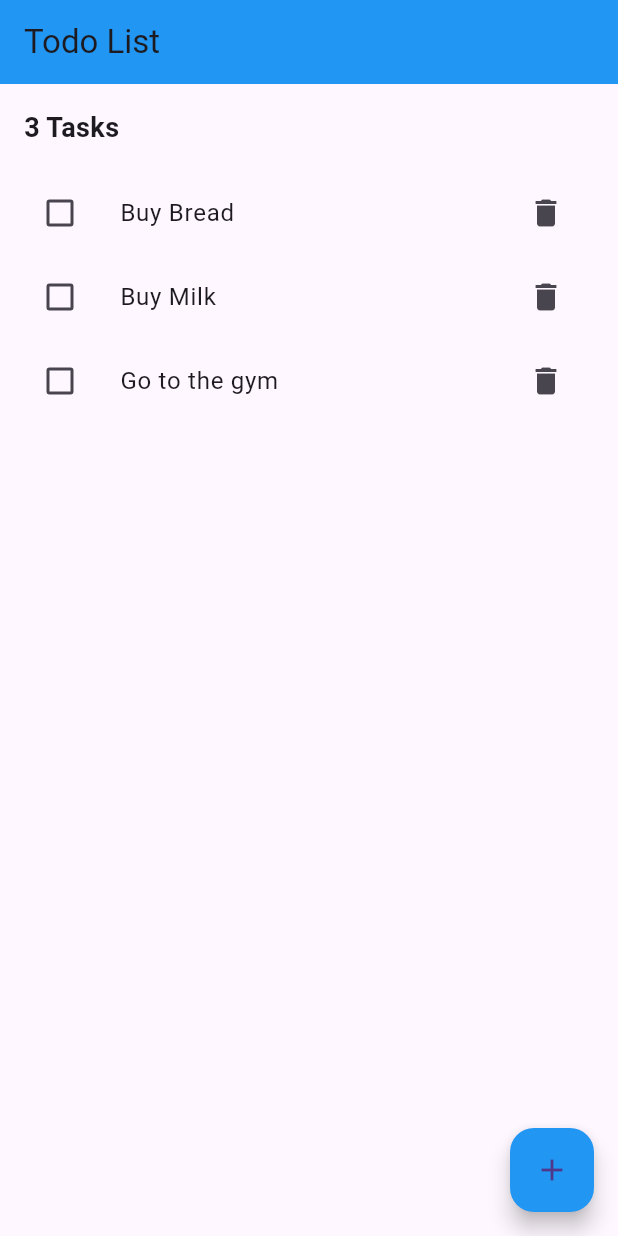
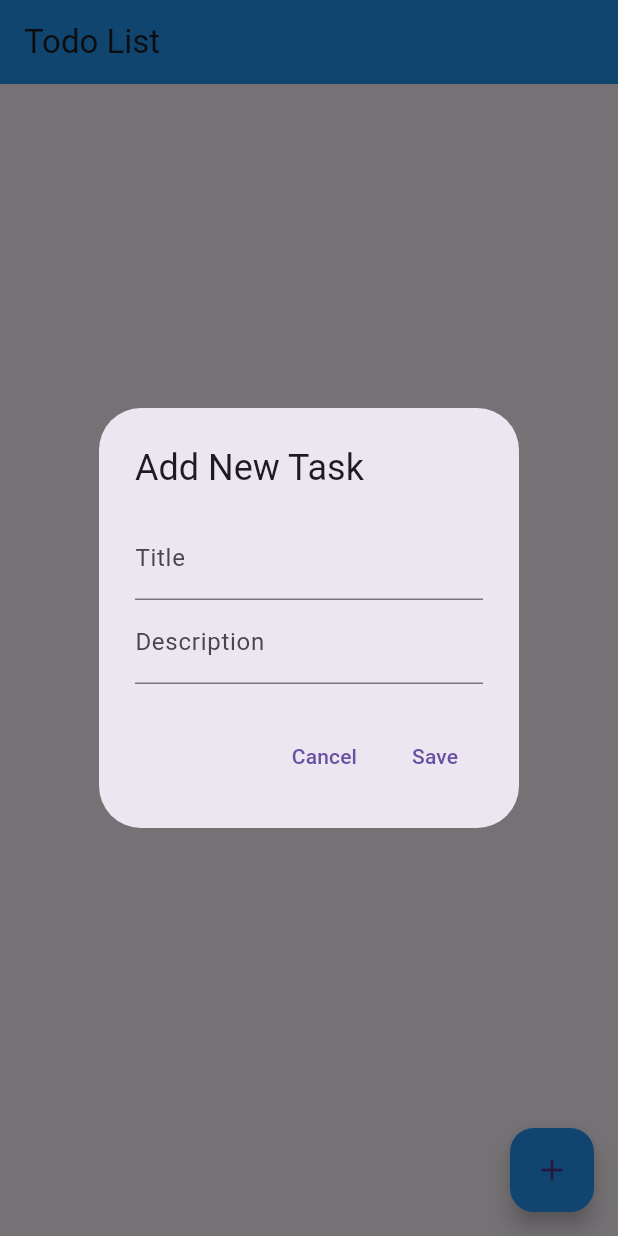
Before and after one commit to leyulunna/flutter_task-app, a Flutter app: the screen it shows after launch, after a tap on the "add" icon, on a phone screen of 412 x 824 dp. Run offline on Flutter 3.47's test engine with Material 3 defaults, Android fonts, the phone set to English and light mode, and no system bars; our stand-ins replace sqflite; accounts and stored records are empty.

Commit message:
Add New Task/Note function

```diff
--- a/lib/databaseHelper.dart
+++ b/lib/databaseHelper.dart
@@ -18,17 +18,27 @@ class DatabaseHelper {
     String path = join(await getDatabasesPath(), 'tasks.db');
     return await openDatabase(
       path,
-      version: 1,
+      version: 2,  // 更新版本号
       onCreate: (db, version) {
         db.execute('''
           CREATE TABLE tasks (
             id INTEGER PRIMARY KEY AUTOINCREMENT,
             title TEXT,
+            description TEXT,  // 确保有 description 字段
             isCompleted INTEGER
           )
         ''');
       },
+      onUpgrade: onUpgrade,  // 处理数据库升级
     );
+  }
+
+  Future<void> onUpgrade(Database db, int oldVersion, int newVersion) async {
+    if (oldVersion < 2) {
+      await db.execute('''
+        ALTER TABLE tasks ADD COLUMN description TEXT;  // 添加 description 字段
+      ''');
+    }
   }
 
   Future<List<Task>> getTasks() async {
@@ -56,24 +66,25 @@ class DatabaseHelper {
 class Task {
   int? id;
   String title;
+  String description; // 添加描述字段
   bool isCompleted;
 
-  Task({this.id, required this.title, this.isCompleted = false});
+  Task({this.id, required this.title, required this.description, this.isCompleted = false});
 
-  // Convert Task to Map (for saving in SQLite)
   Map<String, dynamic> toMap() {
     return {
       'id': id,
       'title': title,
+      'description': description, // 保存描述字段
       'isCompleted': isCompleted ? 1 : 0,
     };
   }
 
-  // Convert Map to Task (for reading from SQLite)
   factory Task.fromMap(Map<String, dynamic> map) {
     return Task(
       id: map['id'],
       title: map['title'],
+      description: map['description'], // 读取描述字段
       isCompleted: map['isCompleted'] == 1,
     );
   }
--- a/lib/main.dart
+++ b/lib/main.dart
@@ -1,5 +1,5 @@
 import 'package:flutter/material.dart';
-import 'package:flutter_application_1/databaseHelper.dart';
+import 'package:flutter_application_1/databaseHelper.dart'; // 引入数据库助手类
 
 void main() {
   runApp(TodoApp());
@@ -20,16 +20,82 @@ class TodoScreen extends StatefulWidget {
 }
 
 class _TodoScreenState extends State<TodoScreen> {
-  List<String> tasks = ['Buy Bread', 'Buy Milk', 'Go to the gym'];
-  List<bool> taskCompletion = [false, false, false];
-
-  // fetch taskList from sqflite
-  late Future<List<Task>> taskList;
+  // 从数据库中获取任务列表
+  late Future<List<Task>> taskList; // 定义了 Future 类型的 taskList，从数据库获取任务数据
+  final TextEditingController _titleController = TextEditingController(); // [新代码] 定义用于控制 Title 输入框的控制器
+  final TextEditingController _descriptionController = TextEditingController(); // [新代码] 定义用于控制 Description 输入框的控制器
 
   @override
   void initState() {
     super.initState();
-    taskList = DatabaseHelper().getTasks();
+    // 初始化时从数据库中获取任务
+    taskList = DatabaseHelper().getTasks(); // [已修改] 调用 DatabaseHelper 来获取任务
+  }
+
+  // 添加任务的表单弹窗
+  void _showAddTaskDialog() {
+    showDialog(
+      context: context,
+      builder: (context) {
+        return AlertDialog(
+          title: Text('Add New Task'),
+          content: Column(
+            mainAxisSize: MainAxisSize.min,
+            children: [
+              TextField(
+                controller: _titleController, // [新代码] 绑定 title 输入框到 _titleController
+                decoration: InputDecoration(labelText: 'Title'), // 输入框提示
+              ),
+              TextField(
+                controller: _descriptionController, // [新代码] 绑定 description 输入框到 _descriptionController
+                decoration: InputDecoration(labelText: 'Description'), // 输入框提示
+              ),
+            ],
+          ),
+          actions: [
+            TextButton(
+              onPressed: () {
+                // 取消并关闭弹窗
+                Navigator.of(context).pop();
+              },
+              child: Text('Cancel'),
+            ),
+            TextButton(
+              onPressed: () {
+                // 保存任务到数据库并更新列表
+                _addTask(); // [新代码] 保存任务并更新界面
+              },
+              child: Text('Save'),
+            ),
+          ],
+        );
+      },
+    );
+  }
+
+  // 添加任务到数据库
+  void _addTask() async {
+    if (_titleController.text.isNotEmpty && _descriptionController.text.isNotEmpty) { // [新代码] 确保 title 不为空
+      Task newTask = Task(
+        title: _titleController.text,
+        description: _descriptionController.text,
+      ); // 创建 Task 实例
+      await DatabaseHelper().insertTask(newTask); // [新代码] 将任务插入数据库
+
+      // 清空输入框
+      _titleController.clear(); // [新代码] 清空 title 输入框
+      _descriptionController.clear(); // [新代码] 清空 description 输入框
+
+      // 重新加载任务
+      setState(() {
+        taskList = DatabaseHelper().getTasks(); // [新代码] 更新任务列表
+      });
+      // 关闭弹窗
+      Navigator.of(context).pop(); // 关闭对话框
+    }else {
+    // 可以显示一个提示，要求用户填写完整信息
+    print("Title or description cannot be empty");
+  }
   }
 
   @override
@@ -39,49 +105,46 @@ class _TodoScreenState extends State<TodoScreen> {
         title: Text('Todo List'),
         backgroundColor: Colors.blue,
       ),
-      body: Column(
-        crossAxisAlignment: CrossAxisAlignment.start,
-        children: [
-          Padding(
-            padding: EdgeInsets.all(16.0),
-            child: Text(
-              '${tasks.length} Tasks',
-              style: TextStyle(
-                fontSize: 18.0,
-                fontWeight: FontWeight.bold,
-              ),
-            ),
-          ),
-          Expanded(
-            child: ListView.builder(
-              itemCount: tasks.length,
+      body: FutureBuilder<List<Task>>(
+        future: taskList, // [已修改] 使用 FutureBuilder 来异步加载任务数据
+        builder: (context, snapshot) {
+          if (snapshot.connectionState == ConnectionState.waiting) {
+            return Center(child: CircularProgressIndicator()); // 加载时显示圆形进度条
+          } else if (snapshot.hasError) {
+            return Center(child: Text('Error: ${snapshot.error}')); // 如果出错则显示错误信息
+          } else if (!snapshot.hasData || snapshot.data!.isEmpty) {
+            return Center(child: Text('No tasks found.')); // 如果没有任务则显示提示
+          } else {
+            List<Task> tasks = snapshot.data!; // 获取任务数据
+            return ListView.builder(
+              itemCount: tasks.length, // [已修改] 展示任务列表
               itemBuilder: (context, index) {
+                Task task = tasks[index];
                 return TaskTile(
-                  taskTitle: tasks[index],
-                  isChecked: taskCompletion[index],
+                  taskTitle: task.title, // [已修改] 显示任务的标题
+                  isChecked: task.isCompleted, // [已修改] 是否已完成
                   checkboxCallback: (bool? checkboxState) {
                     setState(() {
-                      taskCompletion[index] = checkboxState!;
+                      task.isCompleted = checkboxState!; // 更新任务完成状态
+                      DatabaseHelper().updateTask(task); // [已修改] 同步到数据库
                     });
                   },
                   deleteCallback: () {
                     setState(() {
-                      tasks.removeAt(index);
-                      taskCompletion.removeAt(index);
+                      DatabaseHelper().deleteTask(task.id!); // [已修改] 从数据库删除任务
+                      taskList = DatabaseHelper().getTasks(); // [已修改] 重新加载任务列表
                     });
                   },
                 );
               },
-            ),
-          ),
-        ],
+            );
+          }
+        },
       ),
       floatingActionButton: FloatingActionButton(
         backgroundColor: Colors.blue,
         child: Icon(Icons.add),
-        onPressed: () {
-          // Add a task when clicked
-        },
+        onPressed: _showAddTaskDialog, // [已修改] 点击按钮打开添加任务的表单
       ),
     );
   }
@@ -105,18 +168,18 @@ class TaskTile extends StatelessWidget {
   Widget build(BuildContext context) {
     return ListTile(
       title: Text(
-        taskTitle,
+        taskTitle, // 显示任务标题
         style: TextStyle(
-          decoration: isChecked ? TextDecoration.lineThrough : null,
+          decoration: isChecked ? TextDecoration.lineThrough : null, // 已完成任务划线
         ),
       ),
       leading: Checkbox(
-        value: isChecked,
-        onChanged: checkboxCallback,
+        value: isChecked, // 任务完成状态
+        onChanged: checkboxCallback, // 状态改变时回调
       ),
       trailing: IconButton(
         icon: Icon(Icons.delete),
-        onPressed: deleteCallback,
+        onPressed: deleteCallback, // 点击删除按钮删除任务
       ),
     );
   }
```
Also changed, not shown: 9 other files.
